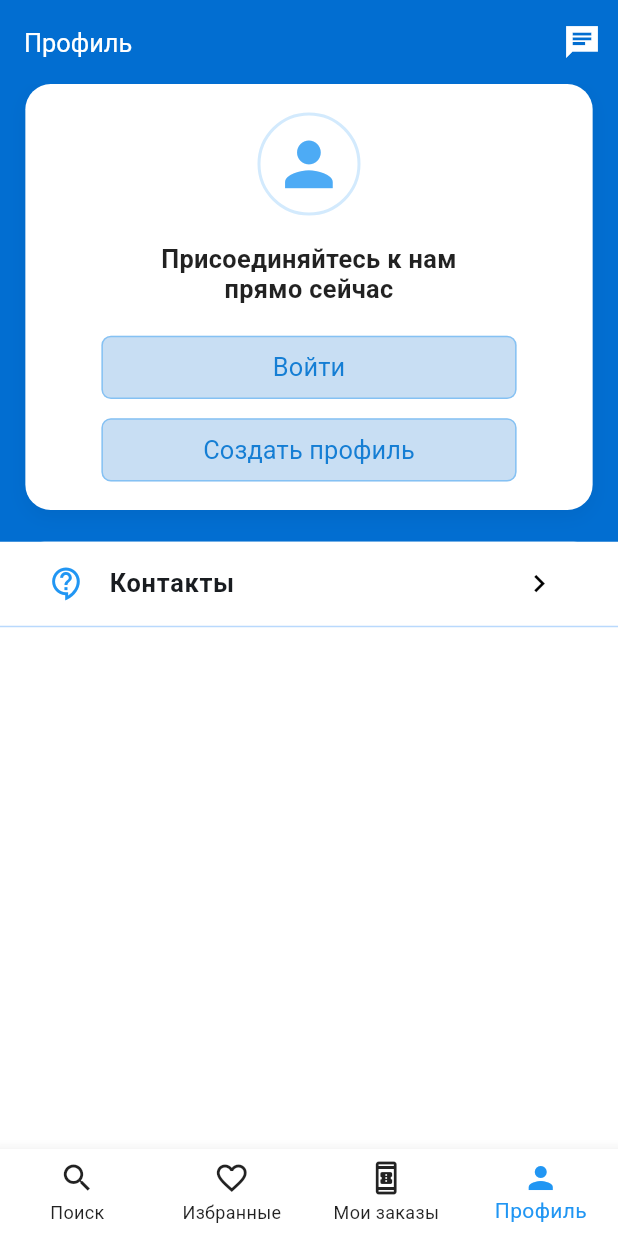
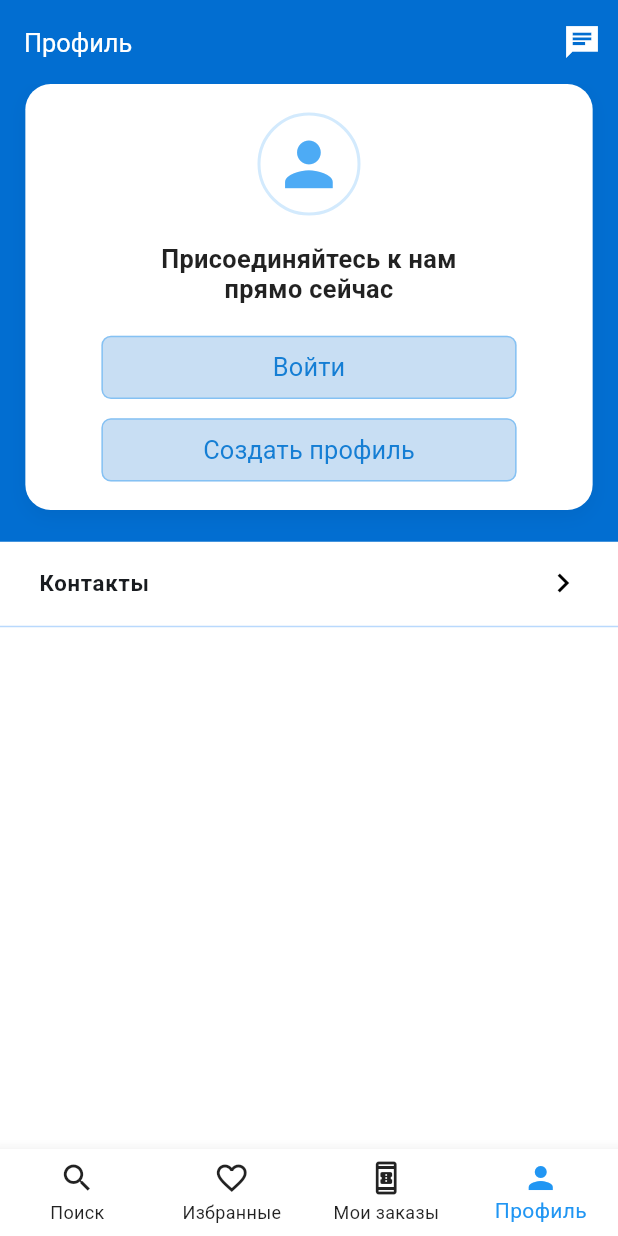
Before and after one commit to Atoktobekov/hitTravel, a Flutter app: the screen it shows after launch, item 4 of the bottom bar chosen, on a phone screen of 412 x 824 dp. Run offline on Flutter 3.47's test engine with Material 3 defaults, Android fonts, the phone set to English and light mode, and no system bars; our stand-ins replace dio, flutter_screenutil, font_awesome_flutter, video_player; network calls fail.

Commit message:
feat: update profile_page.dart

```diff
--- a/hit_travel/lib/features/profile/presentation/pages/profile_page.dart
+++ b/hit_travel/lib/features/profile/presentation/pages/profile_page.dart
@@ -83,11 +83,10 @@ class ProfilePage extends StatelessWidget {
                       child: _buildAuthButton(
                         label: 'Войти',
                         onPressed: () {
-                          // TODO: Навигация на страницу входа
                           Navigator.push(
                             context,
                             MaterialPageRoute(
-                              fullscreenDialog: true, // Экран выедет снизу
+                              fullscreenDialog: true,
                               builder: (context) => const LoginPage(),
                             ),
                           );
@@ -100,7 +99,6 @@ class ProfilePage extends StatelessWidget {
                       child: _buildAuthButton(
                         label: 'Создать профиль',
                         onPressed: () {
-                          // TODO: Навигация на регистрацию
                           Navigator.push(
                             context,
                             MaterialPageRoute(
@@ -115,11 +113,24 @@ class ProfilePage extends StatelessWidget {
                 ),
               ),
             ),
-            _buildMenuTile(
-              icon: Icons.contact_support_outlined,
-              title: 'Контакты',
+            ListTile(
+              title: Padding(
+                padding: EdgeInsets.only(left: 10),
+                child: Text(
+                  "Контакты",
+                  style: TextStyle(
+                    fontSize: 14.sp,
+                    fontWeight: FontWeight.w600,
+                  ),
+                ),
+              ),
+              trailing: Icon(
+                Icons.chevron_right,
+                size: 24.sp,
+                color: Colors.black,
+              ),
               onTap: () {
-                // TODO handle contact support
+                //TODO handle contact support
               },
             ),
             blueDivider,
@@ -151,33 +162,27 @@ class ProfilePage extends StatelessWidget {
         ),
         child: Text(
           label,
-          style: TextStyle(fontSize: 16.sp, fontWeight: FontWeight.w500, color: Color(
-              0xff157ed4)),
+          style: TextStyle(
+            fontSize: 16.sp,
+            fontWeight: FontWeight.w500,
+            color: Color(0xff157ed4),
+          ),
         ),
       ),
     );
   }
 
-  Widget _buildMenuTile({
-    required IconData icon,
-    required String title,
-    required VoidCallback onTap,
-  }) {
-    return Container(
-      margin: EdgeInsets.symmetric(horizontal: 16.w),
-      decoration: BoxDecoration(
-        color: Colors.white,
-        borderRadius: BorderRadius.circular(12.r),
+  Widget _buildMenuTile({required String title, required VoidCallback onTap}) {
+    return ListTile(
+      title: Padding(
+        padding: EdgeInsets.only(left: 10),
+        child: Text(
+          title,
+          style: TextStyle(fontSize: 13.sp, fontWeight: FontWeight.w600),
+        ),
       ),
-      child: ListTile(
-        leading: Icon(icon, color: Colors.blue, size: 22.sp),
-        title: Text(
-          title,
-          style: TextStyle(fontSize: 16.sp, fontWeight: FontWeight.w600),
-        ),
-        trailing: Icon(Icons.chevron_right, size: 22.sp, color: Colors.black),
-        onTap: onTap,
-      ),
+      trailing: Icon(Icons.chevron_right, size: 22.sp, color: Colors.black),
+      onTap: onTap,
     );
   }
 }
```
